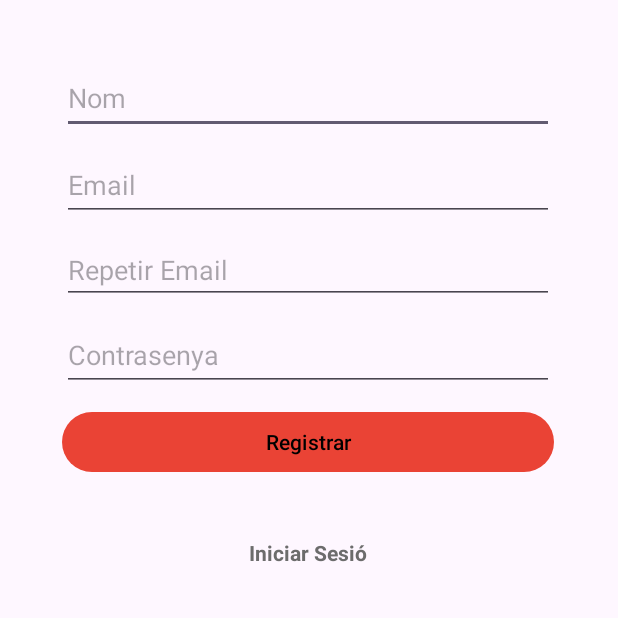
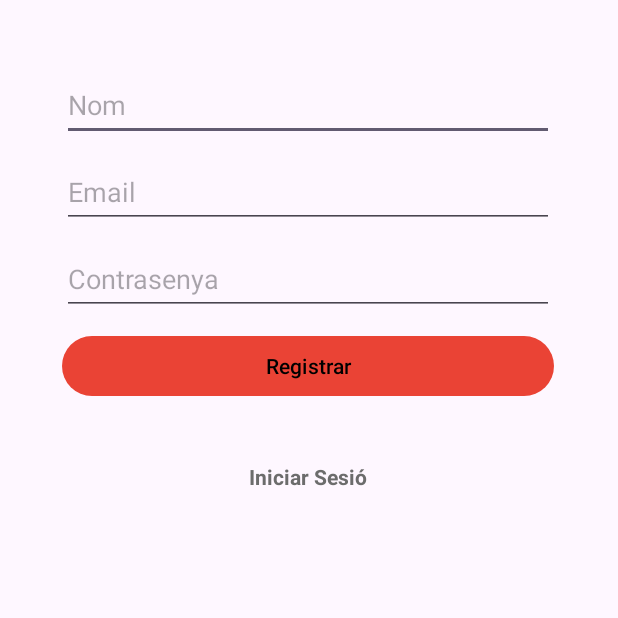
Before and after one commit to Stivenfg/You-Can-Fit, an Android app: the RegisterActivity screen opened directly, with no data from a screen before it, after a tap on "Registrar", on a phone screen of 412 x 824 dp, the top half of it. Run offline under Robolectric (Android 15) with nearby library versions, the phone set to English and light mode, and no system bars; our stand-ins replace Firebase (no records; nobody signed in at launch, a user with empty details on screens opened directly); libraries missing offline, so code that uses them is left out: org.checkerframework.checker; 1 statement that could not run was skipped.

Commit message:
actualizacion register

```diff
--- a/app/src/main/java/com/scj/youcanfit/RegisterActivity.java
+++ b/app/src/main/java/com/scj/youcanfit/RegisterActivity.java
@@ -1,7 +1,6 @@
 package com.scj.youcanfit;
 
 import androidx.appcompat.app.AppCompatActivity;
-
 import android.annotation.SuppressLint;
 import android.content.Intent;
 import android.os.Bundle;
@@ -12,24 +11,19 @@ import android.widget.EditText;
 import android.widget.ProgressBar;
 import android.widget.TextView;
 import android.widget.Toast;
-
 import com.google.android.gms.tasks.OnCompleteListener;
 import com.google.android.gms.tasks.Task;
 import com.google.firebase.auth.AuthResult;
 import com.google.firebase.auth.FirebaseAuth;
 import com.google.firebase.auth.FirebaseUser;
 import com.google.firebase.firestore.FirebaseFirestore;
-
 import org.checkerframework.checker.nullness.qual.NonNull;
-
 public class RegisterActivity extends AppCompatActivity {
-    EditText emailEditText, contrasenyaEditText, uNom,repeatRegisterEmailEditText;
+    EditText emailEditText, contrasenyaEditText, uNom;
     TextView loginNow;
     Button registerButton;
     FirebaseAuth mAuth;
     FirebaseFirestore db;
-
-    Boolean emailCorrecto = false;
     ProgressBar pb;
     @Override
     public void onStart() { // Verificamos si se ha iniciado una sesion con anterioridad y en caso de que sea asi, nos envie directamente al HomeActivity.
@@ -54,7 +48,6 @@ public class RegisterActivity extends AppCompatActivity {
         pb = findViewById(R.id.progressbar);
         loginNow = findViewById(R.id.loginNow);
         uNom=findViewById(R.id.nom);
-        repeatRegisterEmailEditText = findViewById(R.id.repeatRegisterEmailEditText);
 
         db = FirebaseFirestore.getInstance();
 
@@ -75,13 +68,10 @@ public class RegisterActivity extends AppCompatActivity {
                 mAuth = FirebaseAuth.getInstance(); //instanciamos la base de datos para poder autentificarnos
                 //creamos un string de contraseña y email le asignamos los valores escritos por los usuarios
 
-                emailCorrecto= String.valueOf(emailEditText.getText()).equals(String.valueOf(repeatRegisterEmailEditText.getText()));
-
                 String email, contrasenya, nom;
                 email = String.valueOf(emailEditText.getText());
                 contrasenya = String.valueOf(contrasenyaEditText.getText());
                 nom = String.valueOf(uNom.getText());
-
                 //ponemos los mensajes de error en caso de que el usuario no ponga bien los datos
                 if (TextUtils.isEmpty(email) && TextUtils.isEmpty(contrasenya) && TextUtils.isEmpty(nom)) {
                     Toast.makeText(RegisterActivity.this, "S'ha d'introduir dades per crear el compte", Toast.LENGTH_SHORT).show();
@@ -99,10 +89,7 @@ public class RegisterActivity extends AppCompatActivity {
                     Toast.makeText(RegisterActivity.this, "S'ha d'introduir el nom", Toast.LENGTH_SHORT).show();
                     pb.setVisibility(View.GONE);
                     return;
-                }else if(!emailCorrecto){
-                    Toast.makeText(RegisterActivity.this, "Els email's no conincideixen", Toast.LENGTH_SHORT).show();
-                    pb.setVisibility(View.GONE);
-                }else if (!TextUtils.isEmpty(email) && !TextUtils.isEmpty(contrasenya) && !TextUtils.isEmpty(nom) && emailCorrecto){
+                }else if (!TextUtils.isEmpty(email) && !TextUtils.isEmpty(contrasenya) && !TextUtils.isEmpty(nom)){
                     mAuth.createUserWithEmailAndPassword(email, contrasenya)
                             .addOnCompleteListener(new OnCompleteListener<AuthResult>() {
                                 @Override
--- a/app/src/main/res/layout/activity_auth.xml
+++ b/app/src/main/res/layout/activity_auth.xml
@@ -80,7 +80,7 @@
         android:layout_width="193dp"
         android:layout_height="35dp"
         android:gravity="center"
-        android:text="Inici de sessió  "
+        android:text="Registrarse"
         android:textSize="20dp"
         android:textStyle="normal"
         app:layout_constraintBottom_toTopOf="@id/lineH6"
--- a/app/src/main/res/layout/activity_register.xml
+++ b/app/src/main/res/layout/activity_register.xml
@@ -40,18 +40,6 @@
             android:inputType="textEmailAddress"
             android:minHeight="48dp"
             android:autofillHints="" />
-
-        <Space
-            android:layout_width="match_parent"
-            android:layout_height="10dp" />
-
-        <EditText
-            android:id="@+id/repeatRegisterEmailEditText"
-            android:layout_width="match_parent"
-            android:layout_height="wrap_content"
-            android:ems="10"
-            android:hint="Repetir Email"
-            android:inputType="textEmailAddress" />
 
         <Space
             android:layout_width="match_parent"
```
